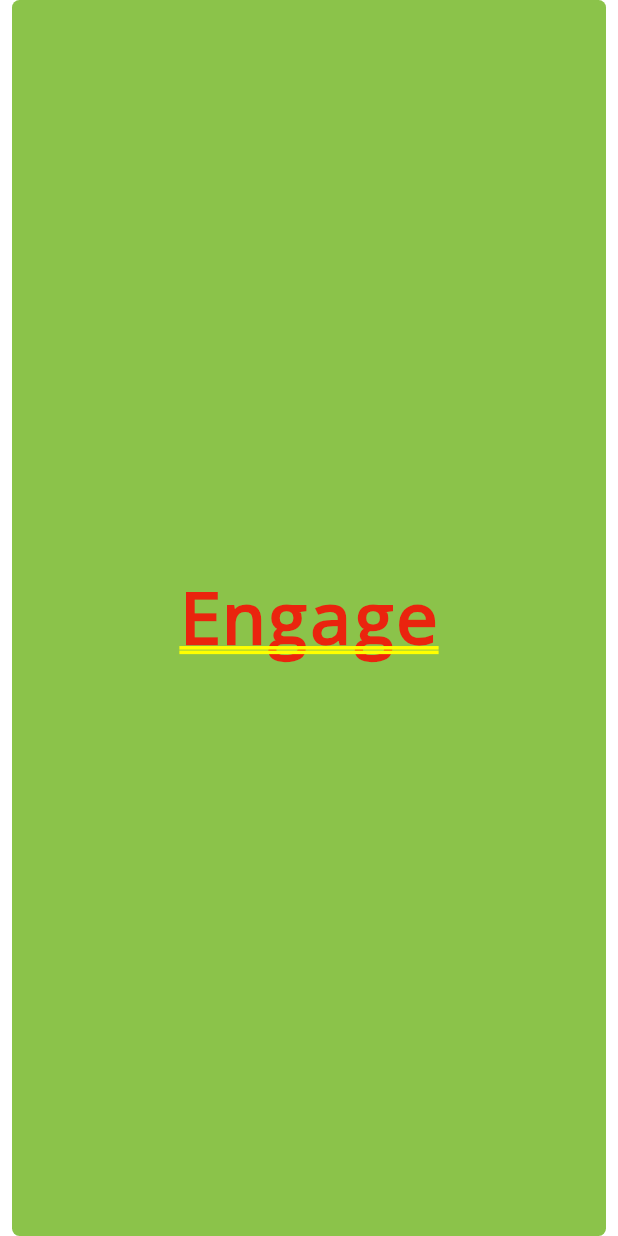
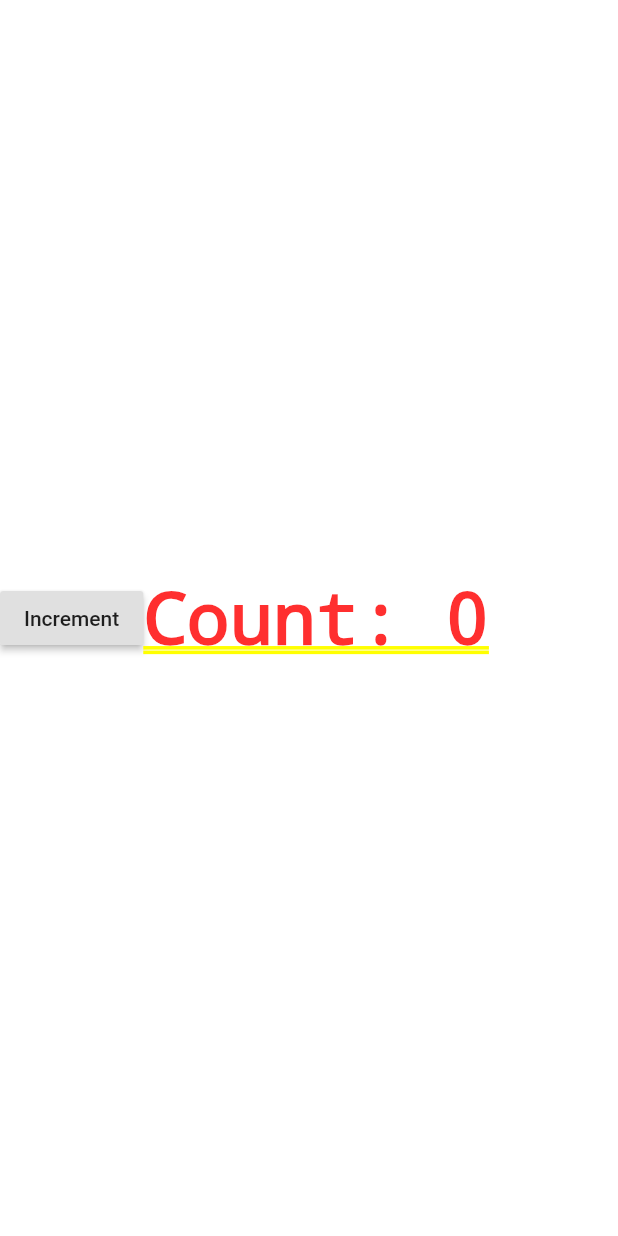
Before and after one commit to shibadog39/flutter-sandbox, a Flutter app: the screen it shows after launch, on a phone screen of 412 x 824 dp. Run offline on Flutter 3.47's test engine with Material 2 defaults, Android fonts, the phone set to English and light mode, and no system bars.

```diff
--- a/lib/main.dart
+++ b/lib/main.dart
@@ -2,29 +2,50 @@ import 'package:flutter/material.dart';
 
 void main() => runApp(MaterialApp(
 title: 'Flutter Tutorial',
-home: MyButton(),
+home: Counter(),
 ));
 
 
-class MyButton extends StatelessWidget {
+class Counter extends StatefulWidget {
+  // This class is the configuration for the state. It holds the
+  // values (in this case nothing) provided by the parent and used by the build
+  // method of the State. Fields in a Widget subclass are always marked "final".
+
+  @override
+  _CounterState createState() => _CounterState();
+}
+
+class _CounterState extends State<Counter> {
+  int _counter = 0;
+
+  void _increment() {
+    setState(() {
+      // This call to setState tells the Flutter framework that
+      // something has changed in this State, which causes it to rerun
+      // the build method below so that the display can reflect the
+      // updated values. If you change _counter without calling
+      // setState(), then the build method won't be called again,
+      // and so nothing would appear to happen.
+      _counter++;
+    });
+  }
+
   @override
   Widget build(BuildContext context) {
-    return GestureDetector(
-      onTap: () {
-        print('MyButton was tapped!');
-      },
-      child: Container(
-        height: 36.0,
-        padding: const EdgeInsets.all(8.0),
-        margin: const EdgeInsets.symmetric(horizontal: 8.0),
-        decoration: BoxDecoration(
-          borderRadius: BorderRadius.circular(5.0),
-          color: Colors.lightGreen[500],
+    // This method is rerun every time setState is called,
+    // for instance, as done by the _increment method above.
+    // The Flutter framework has been optimized to make rerunning
+    // build methods fast, so that you can just rebuild anything that
+    // needs updating rather than having to individually change
+    // instances of widgets.
+    return Row(
+      children: <Widget>[
+        RaisedButton(
+          onPressed: _increment,
+          child: Text('Increment'),
         ),
-        child: Center(
-          child: Text('Engage'),
-        ),
-      ),
+        Text('Count: $_counter'),
+      ],
     );
   }
 }
```
